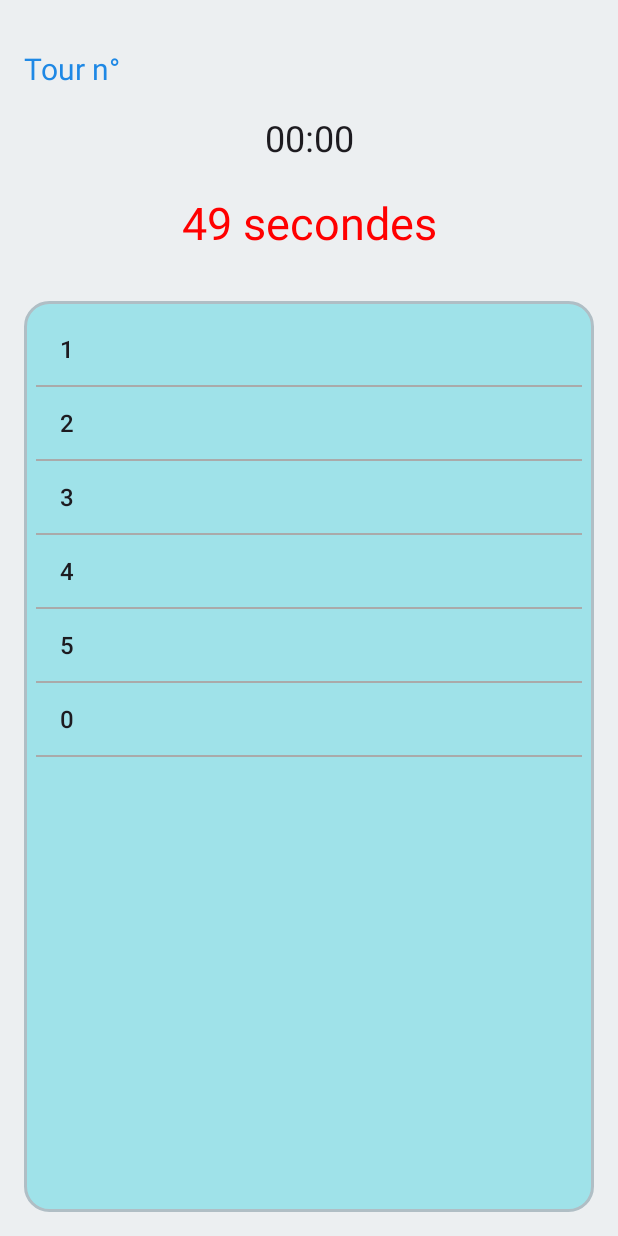
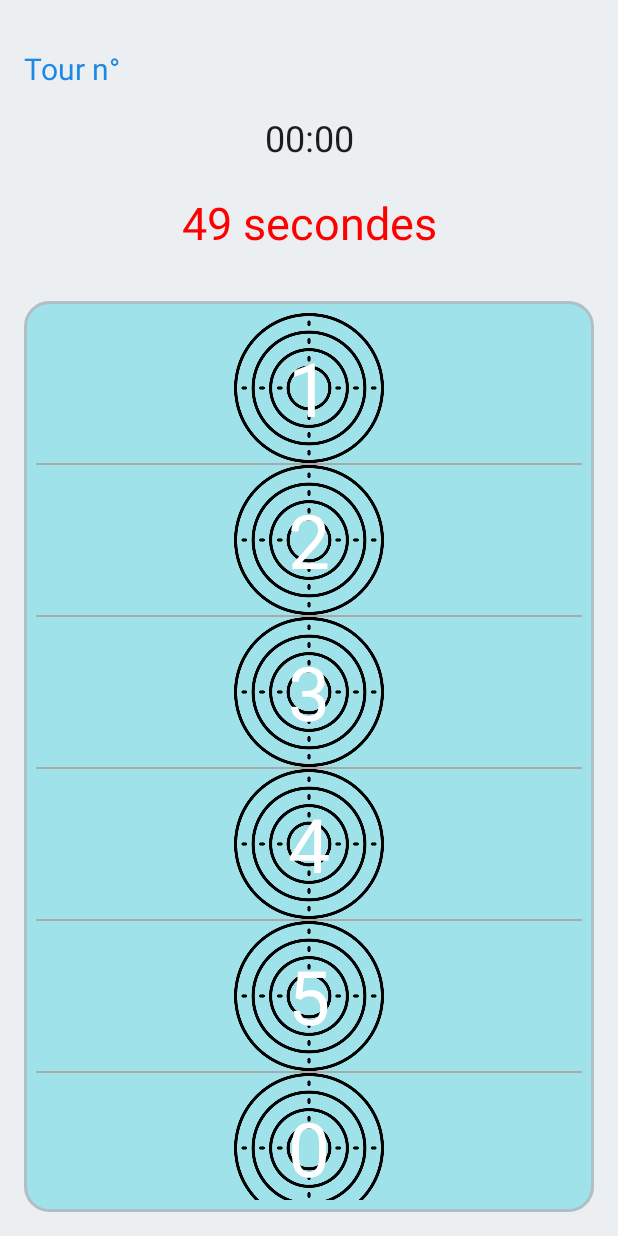
Before and after one commit to Nathuer/application_laser_run, an Android app: the ShootActivity screen opened directly, with no data from a screen before it, on a phone screen of 412 x 824 dp. Run offline under Robolectric (Android 15) with nearby library versions, the phone set to English and light mode, and no system bars.

Commit message:
commit création de TargetAdapter pour donner une forme et une image au cible

```diff
--- a/app/src/main/java/com/example/application_laser_run/activity/ShootActivity.kt
+++ b/app/src/main/java/com/example/application_laser_run/activity/ShootActivity.kt
@@ -17,6 +17,7 @@ import androidx.appcompat.app.AppCompatActivity
 import androidx.core.view.ViewCompat
 import androidx.core.view.WindowInsetsCompat
 import com.example.application_laser_run.R
+import com.example.application_laser_run.adapter.TargetAdapter
 import com.example.application_laser_run.model.MyApplication
 
 class ShootActivity : AppCompatActivity() {
@@ -36,7 +37,7 @@ class ShootActivity : AppCompatActivity() {
 
         val targets = listOf("1", "2", "3", "4", "5", "0")
         val listView = findViewById<ListView>(R.id.listCible)
-        val adapter = ArrayAdapter(this, android.R.layout.simple_list_item_1, targets)
+        val adapter = TargetAdapter(this, targets)
         listView.adapter = adapter
 
         timer = SystemClock.elapsedRealtime()
@@ -48,6 +49,7 @@ class ShootActivity : AppCompatActivity() {
             val app = applicationContext as MyApplication
             val targetsMissed = app.missedTargets
             app.missedTargets = targetsMissed + (5 - selectedTarget)
+
 
             val totalDuration = app.totalDuration
             app.totalDuration = totalDuration + elapsedTime
--- /dev/null
+++ b/app/src/main/java/com/example/application_laser_run/adapter/TargetAdapter.kt
@@ -0,0 +1,28 @@
+package com.example.application_laser_run.adapter
+
+import android.content.Context
+import android.graphics.Color
+import android.view.LayoutInflater
+import android.view.View
+import android.view.ViewGroup
+import android.widget.ArrayAdapter
+import android.widget.ImageView
+import android.widget.TextView
+import com.example.application_laser_run.R
+
+class TargetAdapter(context: Context, targets: List<String>) : ArrayAdapter<String>(context, 0, targets) {
+    override fun getView(position: Int, convertView: View?, parent: ViewGroup): View {
+        var view = convertView
+        if (view == null) {
+            view = LayoutInflater.from(context).inflate(R.layout.target_item, parent, false)
+        }
+
+        val target = getItem(position)
+        val targetTextView = view?.findViewById<TextView>(R.id.targetText)
+        val targetImageView = view?.findViewById<ImageView>(R.id.targetImage)
+
+        targetTextView?.text = target
+
+        return view!!
+    }
+}
--- /dev/null
+++ b/app/src/main/res/layout/target_item.xml
@@ -0,0 +1,36 @@
+<androidx.constraintlayout.widget.ConstraintLayout xmlns:android="http://schemas.android.com/apk/res/android"
+    xmlns:app="http://schemas.android.com/apk/res-auto"
+    android:layout_width="match_parent"
+    android:layout_height="wrap_content">
+
+    <!-- FrameLayout pour superposer l'image et le texte -->
+    <FrameLayout
+        android:id="@+id/targetContainer"
+        android:layout_width="100dp"
+        android:layout_height="100dp"
+        app:layout_constraintStart_toStartOf="parent"
+        app:layout_constraintEnd_toEndOf="parent"
+        app:layout_constraintTop_toTopOf="parent"
+        app:layout_constraintBottom_toBottomOf="parent">
+
+        <!-- Image de la cible -->
+        <ImageView
+            android:id="@+id/targetImage"
+            android:layout_width="100dp"
+            android:layout_height="100dp"
+            android:src="@drawable/target_image"
+            android:scaleType="centerCrop" />
+
+        <!-- Cible arrondie avec le chiffre par-dessus l'image -->
+        <TextView
+            android:id="@+id/targetText"
+            android:layout_width="100dp"
+            android:layout_height="100dp"
+            android:gravity="center"
+            android:textSize="50sp"
+            android:textColor="@color/white"
+            android:text="1" />
+
+    </FrameLayout>
+
+</androidx.constraintlayout.widget.ConstraintLayout>
```
Also changed, not shown: app/src/main/res/drawable/target_image.png (added).
